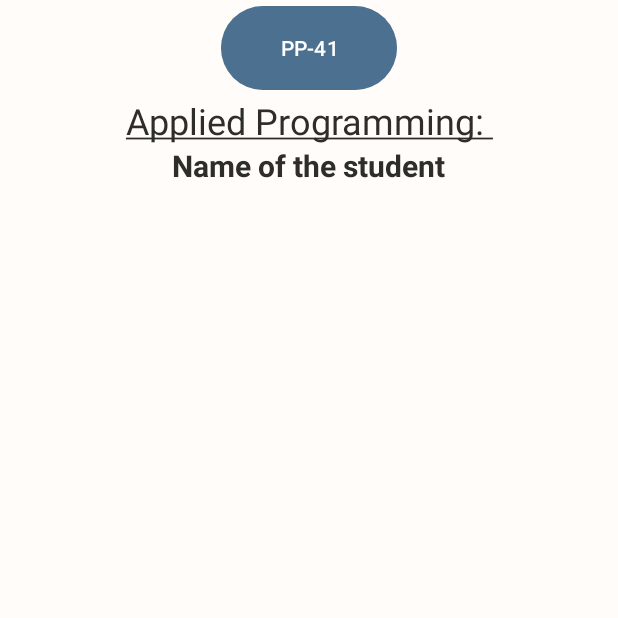
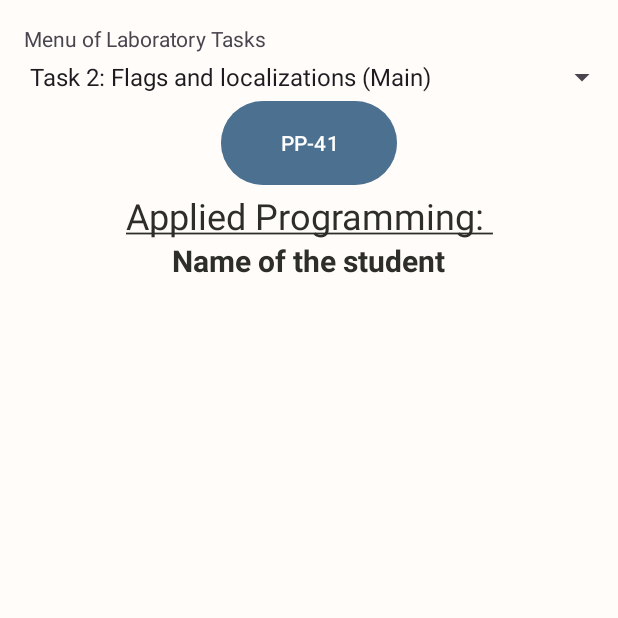
Before and after one commit to nomad1611/AMOSP, an Android app: the screen it shows after launch (MainActivity), on a phone screen of 412 x 824 dp, the top half of it. Run offline under Robolectric (Android 15) with nearby library versions, the phone set to English and light mode, and no system bars.

Commit message:
INFO: Lab4 completed!
feat(ui): complete lab 4 task 1 and 3 with animations and RelativeLayout

Added AnimationActivity, RelativeActivity, layout files, and updated MainActivity with Spinner navigation.

```diff
--- a/app/src/main/AndroidManifest.xml
+++ b/app/src/main/AndroidManifest.xml
@@ -11,6 +11,8 @@
         android:roundIcon="@mipmap/ic_launcher_round"
         android:supportsRtl="true"
         android:theme="@style/Theme.AMOSP">
+        <activity android:name=".AnimationActivity"/>
+        <activity android:name=".RelativeActivity"/>
         <activity
             android:name=".MainActivity"
             android:exported="true"
--- a/app/src/main/java/com/example/amosp/MainActivity.kt
+++ b/app/src/main/java/com/example/amosp/MainActivity.kt
@@ -1,10 +1,15 @@
 package com.example.amosp
 
+
 import android.annotation.SuppressLint
+import android.content.Intent
 import android.os.Bundle
+import android.widget.ArrayAdapter
 import android.widget.Button
+import android.widget.Spinner
 import android.widget.TextView
 import android.widget.Toast
+import android.widget.AdapterView
 import androidx.appcompat.app.AppCompatActivity
 
 
@@ -18,6 +23,45 @@ class MainActivity : AppCompatActivity() {
 
         val textViewMessage: TextView = findViewById(R.id.textView_PIB)
         val buttonPress: Button = findViewById(R.id.button_PP)
+        val Menu_list: Spinner = findViewById(R.id.spinner_menu)
+
+        ArrayAdapter.createFromResource(
+            this,
+            R.array.string_array_menu,
+            android.R.layout.simple_spinner_item).also { adapter ->
+            // Specify the layout to use when the list of choices appears.
+            adapter.setDropDownViewResource(android.R.layout.simple_spinner_dropdown_item)
+            // Apply the adapter to the spinner.
+            Menu_list.adapter = adapter
+            }
+
+        Menu_list.onItemSelectedListener = object : AdapterView.OnItemSelectedListener {
+            override fun onItemSelected(parent: AdapterView<*>, view: android.view.View?, position: Int, id: Long) {
+                // position == 0: Task 1: Animation
+                // position == 1: Task 2: Flags (поточний екран, нічого не робимо)
+                // position == 2: Task 3: Relative Layout
+
+                when (position) {
+                    0 -> {
+
+                    }
+                    1 -> {
+                        // Перехід на екран анімації (створіть AnimationActivity)
+                        val intent = Intent(this@MainActivity, AnimationActivity::class.java)
+                        startActivity(intent)
+                    }
+                    2 -> {
+                        // Перехід на екран RelativeLayout (створіть RelativeActivity)
+                        val intent = Intent(this@MainActivity, RelativeActivity::class.java)
+                        startActivity(intent)
+                    }
+                }
+            }
+
+            override fun onNothingSelected(parent: AdapterView<*>) {
+                // Дія, якщо нічого не вибрано (зазвичай залишають порожнім)
+            }
+        }
 
         buttonPress.setOnClickListener {
             textViewMessage.text = "Maksym Zayats"
--- a/app/src/main/res/layout-fr/activity_main.xml
+++ b/app/src/main/res/layout-fr/activity_main.xml
@@ -8,6 +8,23 @@
     android:orientation="vertical"
     android:gravity="center_horizontal"
     android:background="@color/screen_bkg_color">
+
+    <TextView
+        android:id="@+id/textView4"
+        android:layout_width="match_parent"
+        android:layout_height="wrap_content"
+        android:layout_marginTop="16dp"
+        android:paddingStart="16dp"
+        android:paddingEnd="16dp"
+        android:text="@string/menu_name" />
+
+    <Spinner
+        android:id="@+id/spinner_menu"
+        android:layout_width="match_parent"
+        android:layout_height="wrap_content"
+        android:layout_marginTop="4dp"
+        android:paddingStart="12dp"
+        android:paddingEnd="12dp" />
 
     <Button
         android:id="@+id/button_PP"
--- a/app/src/main/res/layout/activity_main.xml
+++ b/app/src/main/res/layout/activity_main.xml
@@ -8,6 +8,23 @@
     android:orientation="vertical"
     android:gravity="center_horizontal"
     android:background="@color/screen_bkg_color">
+
+    <TextView
+        android:id="@+id/textView4"
+        android:layout_width="match_parent"
+        android:layout_height="wrap_content"
+        android:layout_marginTop="16dp"
+        android:paddingStart="16dp"
+        android:paddingEnd="16dp"
+        android:text="@string/menu_name" />
+
+    <Spinner
+        android:id="@+id/spinner_menu"
+        android:layout_width="match_parent"
+        android:layout_height="wrap_content"
+        android:layout_marginTop="4dp"
+        android:paddingStart="12dp"
+        android:paddingEnd="12dp" />
 
     <Button
         android:id="@+id/button_PP"
@@ -38,4 +55,5 @@
         android:textSize="20sp"
         tools:layout_editor_absoluteX="141dp"
         tools:layout_editor_absoluteY="124dp" />
+
 </LinearLayout>
--- a/app/src/main/res/values/strings.xml
+++ b/app/src/main/res/values/strings.xml
@@ -3,4 +3,17 @@
     <string name="group"><u>Applied Programming: </u></string>
     <string name="student_Name"><b>Name of the student</b></string>
     <string name="pp">PP-41</string>
+    <string name="menu_name">Menu of Laboratory Tasks</string>
+    <string name="label_text">Enter text:</string>
+    <string name="entry_hint">input field</string>
+    <string-array name="string_array_menu">
+        <item>Task 2: Flags and localizations (Main)</item>
+        <item>Task 1: Animation</item>
+        <item>Task 3: Relative Layout</item>
+    </string-array>
+    <string name="backBtn">← Back</string>
+    <string name="task1">Task1: Animation</string>
+    <string name="task3">Task3: RelativeLayout</string>
+
+
 </resources>
```
Also changed, not shown: app/src/main/java/com/example/amosp/AnimationActivity.kt (added, +25 -0 lines), app/src/main/java/com/example/amosp/RelativeActivity.kt (added, +37 -0 lines), app/src/main/res/anim/ship_anim.xml (added, +40 -0 lines), app/src/main/res/layout/activity_animation.xml (added, +49 -0 lines), app/src/main/res/layout/activity_relative.xml (added, +77 -0 lines), app/src/main/res/drawable/lander_plain.png (added), 3 other files.
